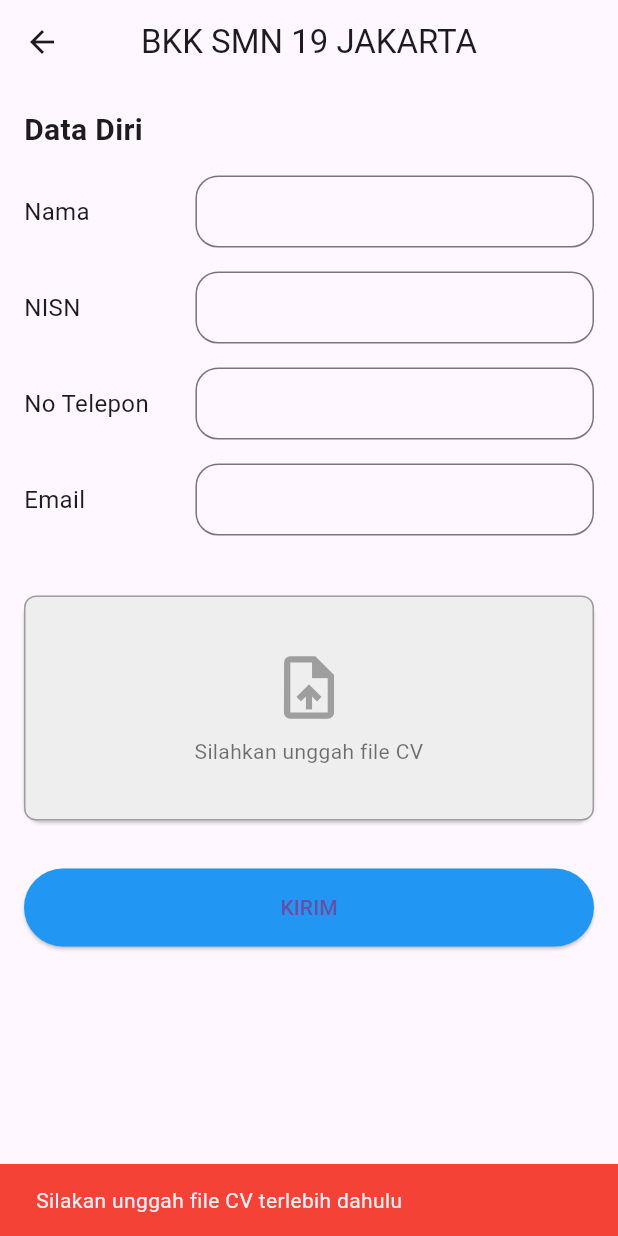
After one commit to rcontrisha/bkk_apk, a Flutter app: the ApplyJobScreen screen opened by its route, after a tap on "KIRIM", on a phone screen of 412 x 824 dp. The commit adds this screen. Run offline on Flutter 3.47's test engine with Material 3 defaults, Android fonts, the phone set to English and light mode, and no system bars; our stand-ins replace file_picker, flutter_secure_storage, shared_preferences; accounts and stored records are empty; Roboto replaces fonts that are missing (Poppins).

Commit message:
update upload form daftar lowongan

```diff
--- a/lib/main.dart
+++ b/lib/main.dart
@@ -1,3 +1,4 @@
+import 'package:bkk/modules/Detail%20Job%20Screen/daftar_job_screen.dart';
 import 'package:bkk/modules/Profile%20Screen/profile_screen.dart';
 import 'package:bkk/modules/Register%20Screen/register_screen.dart';
 import 'package:bkk/modules/bookmarked_screen.dart';
@@ -37,6 +38,7 @@ class MyApp extends StatelessWidget {
               job: ModalRoute.of(context)!.settings.arguments
                   as Map<String, dynamic>,
             ),
+        '/applyJob': (context) => ApplyJobScreen(),
         '/alumni': (context) => const AlumniScreen(),
         '/profile': (context) => const ProfileScreen(),
         '/bookmarkedJobs': (context) => const BookmarkedJobsScreen(),
--- /dev/null
+++ b/lib/modules/Detail Job Screen/daftar_job_screen.dart
@@ -0,0 +1,216 @@
+import 'dart:convert';
+import 'dart:io';
+
+import 'package:bkk/services/api_services.dart';
+import 'package:file_picker/file_picker.dart';
+import 'package:flutter/material.dart';
+
+class ApplyJobScreen extends StatefulWidget {
+  const ApplyJobScreen({Key? key}) : super(key: key);
+
+  @override
+  _ApplyJobScreenState createState() => _ApplyJobScreenState();
+}
+
+class _ApplyJobScreenState extends State<ApplyJobScreen> {
+  PlatformFile? _selectedCV;
+
+  final TextEditingController _namaController = TextEditingController();
+  final TextEditingController _nisnController = TextEditingController();
+  final TextEditingController _noTelpController = TextEditingController();
+  final TextEditingController _emailController = TextEditingController();
+
+  final ApiServices _apiService = ApiServices();
+
+  void _submitForm() async {
+    String nama = _namaController.text;
+    String nisn = _nisnController.text;
+    String noTelp = _noTelpController.text;
+    String email = _emailController.text;
+
+    if (_selectedCV == null) {
+      ScaffoldMessenger.of(context).showSnackBar(const SnackBar(
+        content: Text('Silakan unggah file CV terlebih dahulu'),
+        backgroundColor: Colors.red,
+      ));
+      return;
+    }
+
+    final cvFile = File(_selectedCV!.path!);
+
+    try {
+      // Ganti lowonganId dengan ID yang sesuai
+      int lowonganId = 1; // Contoh, sesuaikan dengan data Anda
+      final response = await _apiService.storeDaftarLowongan(
+        lowonganId: lowonganId,
+        nama: nama,
+        nisn: nisn,
+        noTelp: noTelp,
+        email: email,
+        cvFile: cvFile,
+        status: 'pending', // Nilai status default
+      );
+
+      // Berhasil
+      print('Pendaftaran berhasil: ${response['data']}');
+      ScaffoldMessenger.of(context).showSnackBar(SnackBar(
+        content: Text('Pendaftaran berhasil!'),
+        backgroundColor: Colors.green,
+      ));
+    } catch (e) {
+      // Tampilkan pesan error
+      String errorMessage = 'Gagal mengirim pendaftaran';
+      if (e is Exception) {
+        final errorString = e.toString();
+        if (errorString.contains('{') && errorString.contains('}')) {
+          final jsonStart = errorString.indexOf('{');
+          final jsonString = errorString.substring(jsonStart);
+          try {
+            final parsedError = jsonDecode(jsonString);
+            errorMessage = parsedError['message'] ?? errorMessage;
+          } catch (_) {}
+        }
+      }
+
+      print('Error: $e');
+      ScaffoldMessenger.of(context).showSnackBar(SnackBar(
+        content: Text(errorMessage),
+        backgroundColor: Colors.red,
+      ));
+    }
+  }
+
+  Future<void> _pickCVFile() async {
+    final result = await FilePicker.platform.pickFiles(
+      type: FileType.custom,
+      allowedExtensions: ['pdf', 'doc', 'docx'],
+    );
+
+    if (result != null) {
+      setState(() {
+        _selectedCV = result.files.single;
+      });
+    }
+  }
+
+  @override
+  Widget build(BuildContext context) {
+    return Scaffold(
+      appBar: AppBar(
+        title: const Text('BKK SMN 19 JAKARTA'),
+        centerTitle: true,
+      ),
+      body: SingleChildScrollView(
+        padding: const EdgeInsets.all(16),
+        child: Column(
+          crossAxisAlignment: CrossAxisAlignment.start,
+          children: [
+            const Text(
+              'Data Diri',
+              style: TextStyle(fontSize: 20, fontWeight: FontWeight.bold),
+            ),
+            const SizedBox(height: 16),
+            _buildTextField('Nama', _namaController),
+            _buildTextField('NISN', _nisnController),
+            _buildTextField('No Telepon', _noTelpController),
+            _buildTextField('Email', _emailController),
+            const SizedBox(height: 16),
+            Card(
+              margin: const EdgeInsets.symmetric(vertical: 8),
+              child: GestureDetector(
+                onTap: _pickCVFile,
+                child: Container(
+                  height: 150,
+                  decoration: BoxDecoration(
+                    color: Colors.grey.shade200,
+                    borderRadius: BorderRadius.circular(8),
+                    border: Border.all(color: Colors.grey, width: 1),
+                  ),
+                  child: _selectedCV != null
+                      ? Padding(
+                          padding: const EdgeInsets.all(8.0),
+                          child: Column(
+                            mainAxisAlignment: MainAxisAlignment.center,
+                            crossAxisAlignment: CrossAxisAlignment.center,
+                            children: [
+                              const Icon(Icons.file_present,
+                                  size: 50, color: Colors.blue),
+                              const SizedBox(height: 8),
+                              Text(
+                                _selectedCV!.name,
+                                style: const TextStyle(
+                                    color: Colors.black, fontSize: 14),
+                                textAlign: TextAlign.center,
+                              ),
+                            ],
+                          ),
+                        )
+                      : Center(
+                          child: Column(
+                            mainAxisAlignment: MainAxisAlignment.center,
+                            children: const [
+                              Icon(Icons.upload_file,
+                                  size: 50, color: Colors.grey),
+                              SizedBox(height: 8),
+                              Text(
+                                'Silahkan unggah file CV',
+                                textAlign: TextAlign.center,
+                                style: TextStyle(color: Colors.black54),
+                              ),
+                            ],
+                          ),
+                        ),
+                ),
+              ),
+            ),
+            const SizedBox(height: 24),
+            SizedBox(
+              width: double.infinity,
+              child: ElevatedButton(
+                onPressed: _submitForm,
+                child: const Text('KIRIM'),
+                style: ElevatedButton.styleFrom(
+                  padding: const EdgeInsets.symmetric(vertical: 16),
+                  primary: Colors.blue,
+                ),
+              ),
+            ),
+          ],
+        ),
+      ),
+    );
+  }
+
+  Widget _buildTextField(String label, TextEditingController controller) {
+    return Padding(
+      padding: const EdgeInsets.only(bottom: 16),
+      child: Row(
+        children: [
+          Expanded(
+            flex: 2,
+            child: Text(label, style: const TextStyle(fontSize: 16)),
+          ),
+          const SizedBox(width: 8),
+          Expanded(
+            flex: 5,
+            child: TextField(
+              controller: controller,
+              decoration: InputDecoration(
+                contentPadding:
+                    const EdgeInsets.symmetric(vertical: 10, horizontal: 12),
+                border: OutlineInputBorder(
+                  borderRadius: BorderRadius.circular(15),
+                  borderSide: const BorderSide(color: Colors.grey),
+                ),
+                focusedBorder: OutlineInputBorder(
+                  borderRadius: BorderRadius.circular(15),
+                  borderSide: const BorderSide(color: Colors.blue),
+                ),
+              ),
+            ),
+          ),
+        ],
+      ),
+    );
+  }
+}
--- a/lib/modules/Profile Screen/profile_screen.dart
+++ b/lib/modules/Profile Screen/profile_screen.dart
@@ -11,7 +11,7 @@ class ProfileScreen extends StatefulWidget {
 }
 
 class _ProfileScreenState extends State<ProfileScreen> {
-  final baseUrl = 'http://192.168.1.46:8000/uploads/profile_photos/';
+  final baseUrl = 'http://192.168.1.30:8000/uploads/profile_photos/';
   final ApiServices _apiService = ApiServices();
   Map<String, dynamic>? _alumniData; // Menyimpan data alumni
   bool _isLoading = true; // Menandakan apakah data sedang dimuat
```
Also changed, not shown: lib/modules/Detail Job Screen/inside_job_screen.dart (+25 -24 lines), lib/services/api_services.dart (+47 -27 lines).
